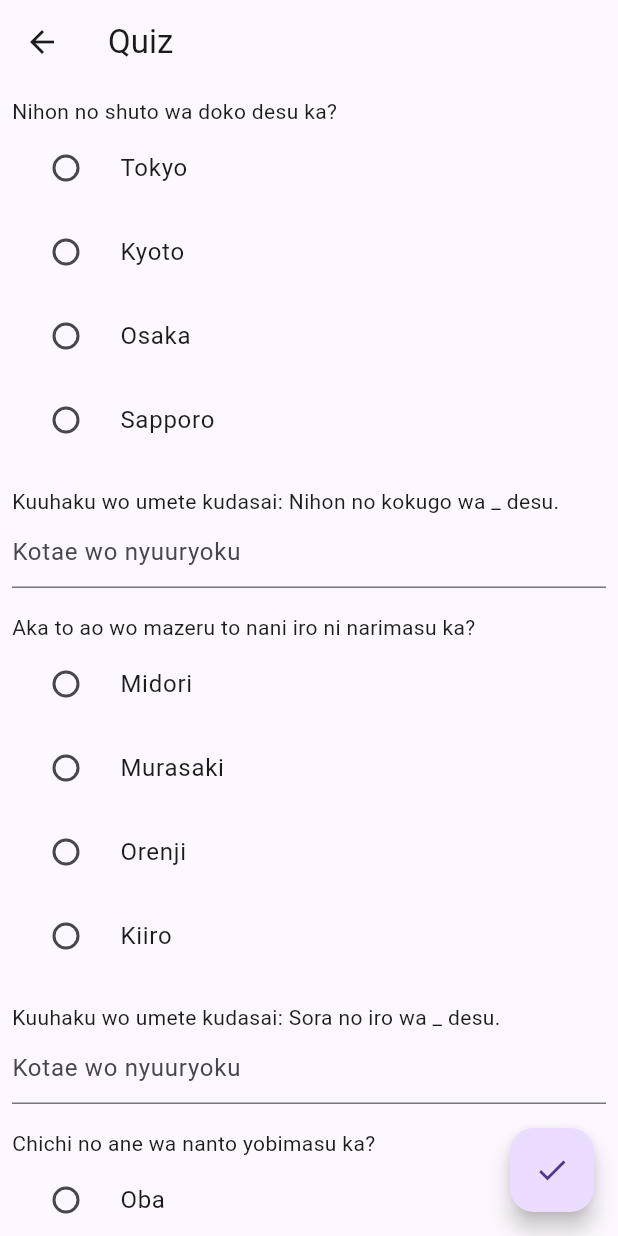
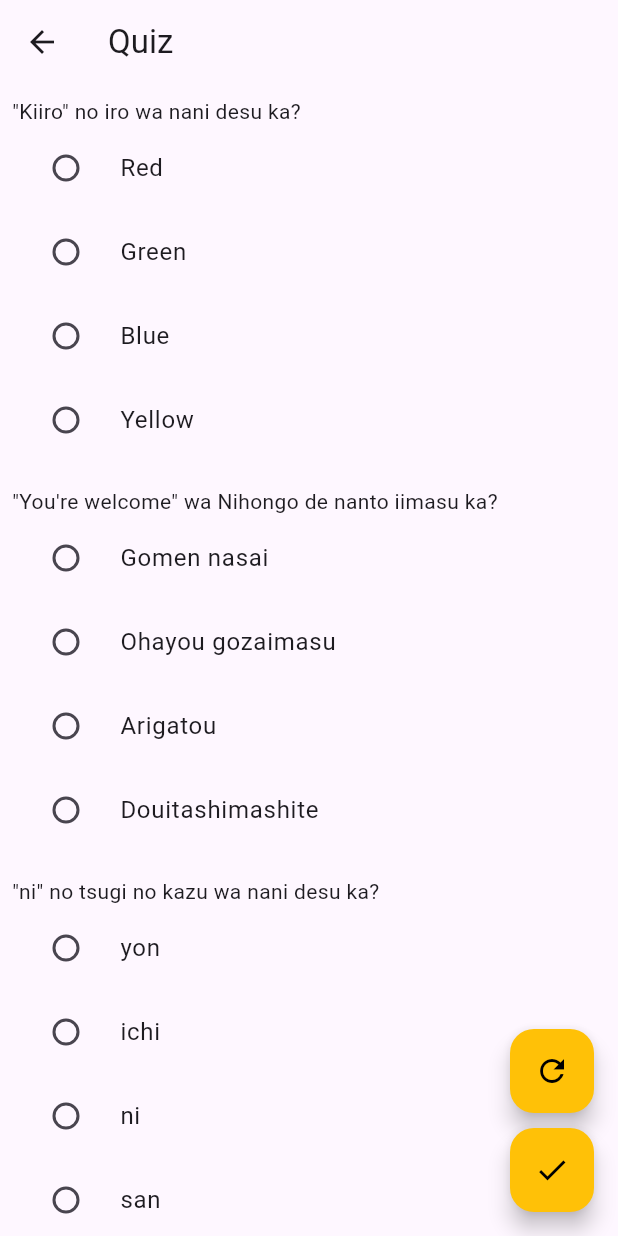
Before and after one commit to mohammedflutterpro/ITOKU_AOU, a Flutter app: the QuizPage screen opened directly, on a phone screen of 412 x 824 dp. Run offline on Flutter 3.47's test engine with Material 3 defaults, Android fonts, the phone set to English and light mode, and no system bars; our stand-ins replace audioplayers, flutter_tts, speech_to_text; missing offline and left inert: kana_kit, translator.

Commit message:
fixing some errors

```diff
--- a/lib/screen/Quiz/Quiz.dart
+++ b/lib/screen/Quiz/Quiz.dart
@@ -1,6 +1,7 @@
 import 'package:flutter/material.dart';
+import 'dart:math';
 import 'package:toku/model/Quiz_model.dart';
-import 'package:toku/screen/Quiz/ReviewPage.dart';
+import 'package:toku/screen/Quiz/ResultsPage.dart';
 
 class QuizPage extends StatefulWidget {
   @override
@@ -8,67 +9,171 @@ class QuizPage extends StatefulWidget {
 }
 
 class _QuizPageState extends State<QuizPage> {
-  List<Question> questions = [
-    Question(
-      questionText: 'Nihon no shuto wa doko desu ka?', // What is the capital of Japan?
+  List<Question> questions = [];
+  List<String?> userAnswers = List.filled(12, null);
+  final Random random = Random();
+
+  @override
+  void initState() {
+    super.initState();
+    questions = generateQuestions();
+  }
+
+  List<Question> generateQuestions() {
+    final familyData = [
+      {"EnName": "Father", "japName": "Otousan"},
+      {"EnName": "Mother", "japName": "Okaasan"},
+      {"EnName": "Brother", "japName": "Ani"},
+      {"EnName": "Sister", "japName": "Imouto"},
+      {"EnName": "Grandfather", "japName": "Ojiisan"},
+    ];
+    final colorsData = [
+      {"EnName": "Blue", "japName": "Aoi"},
+      {"EnName": "Red", "japName": "Aka"},
+      {"EnName": "Green", "japName": "Midori"},
+      {"EnName": "Yellow", "japName": "Kiiro"},
+      {"EnName": "Purple", "japName": "Murasaki"},
+    ];
+    final phrasesData = [
+      {"EnName": "Good morning", "japName": "Ohayou gozaimasu"},
+      {"EnName": "Thank you", "japName": "Arigatou"},
+      {"EnName": "I'm sorry", "japName": "Gomen nasai"},
+      {"EnName": "You're welcome", "japName": "Douitashimashite"},
+    ];
+    final numbersData = [
+      'ichi', 'ni', 'san', 'yon', 'go', 'roku', 'nana', 'hachi', 'kyuu', 'juu'
+    ];
+    final foodData = [
+      {"EnName": "Rice", "japName": "gohan"},
+      {"EnName": "Sushi", "japName": "sushi"},
+      {"EnName": "Ramen", "japName": "ramen"},
+      {"EnName": "Tempura", "japName": "tenpura"},
+    ];
+
+    List<Question> newQuestions = [];
+
+    List<String> getShuffledOptions(String correct, List<String> others) {
+      int availableOptions = others.length;
+      int optionsToTake = min(3, availableOptions);
+      List<String> options = [correct];
+      if (optionsToTake > 0) {
+        options.addAll(others.sublist(0, optionsToTake));
+      }
+      options.shuffle(random);
+      return options;
+    }
+
+    for (int i = 0; i < 2; i++) {
+      var item = familyData[random.nextInt(familyData.length)];
+      newQuestions.add(Question(
+        questionText: '"${item["japName"]}" wa Eigo de nanto iimasu ka?',
+        type: QuestionType.multipleChoice,
+        options: getShuffledOptions(
+          item["EnName"]!,
+          familyData
+              .where((e) => e["EnName"] != item["EnName"])
+              .map((e) => e["EnName"]!)
+              .toList(),
+        ),
+        correctAnswer: item["EnName"]!,
+      ));
+    }
+    for (int i = 0; i < 2; i++) {
+      var item = familyData[random.nextInt(familyData.length)];
+      newQuestions.add(Question(
+        questionText:
+        'Kuuhaku wo umete kudasai: "${item["EnName"]}" wa Nihongo de _ desu.',
+        type: QuestionType.fillInTheBlank,
+        correctAnswer: item["japName"]!,
+      ));
+    }
+
+    for (int i = 0; i < 2; i++) {
+      var item = colorsData[random.nextInt(colorsData.length)];
+      newQuestions.add(Question(
+        questionText: '"${item["japName"]}" no iro wa nani desu ka?',
+        type: QuestionType.multipleChoice,
+        options: getShuffledOptions(
+          item["EnName"]!,
+          colorsData
+              .where((e) => e["EnName"] != item["EnName"])
+              .map((e) => e["EnName"]!)
+              .toList(),
+        ),
+        correctAnswer: item["EnName"]!,
+      ));
+    }
+    var colorItem = colorsData[random.nextInt(colorsData.length)];
+    newQuestions.add(Question(
+      questionText:
+      'Kuuhaku wo umete kudasai: "${colorItem["EnName"]}" no iro wa _ desu.',
+      type: QuestionType.fillInTheBlank,
+      correctAnswer: colorItem["japName"]!,
+    ));
+
+    var phraseItem = phrasesData[random.nextInt(phrasesData.length)];
+    newQuestions.add(Question(
+      questionText: '"${phraseItem["EnName"]}" wa Nihongo de nanto iimasu ka?',
       type: QuestionType.multipleChoice,
-      options: ['Tokyo', 'Kyoto', 'Osaka', 'Sapporo'], // Tokyo, Kyoto, Osaka, Sapporo
-      correctAnswer: 'Tokyo', // Tokyo
-    ),
-    Question(
-      questionText: 'Kuuhaku wo umete kudasai: Nihon no kokugo wa _ desu.', // Fill in the blank: The national language of Japan is _.
+      options: getShuffledOptions(
+        phraseItem["japName"]!,
+        phrasesData
+            .where((e) => e["japName"] != phraseItem["japName"])
+            .map((e) => e["japName"]!)
+            .toList(),
+      ),
+      correctAnswer: phraseItem["japName"]!,
+    ));
+    var phraseItem2 = phrasesData[random.nextInt(phrasesData.length)];
+    newQuestions.add(Question(
+      questionText:
+      'Kuuhaku wo umete kudasai: "${phraseItem2["EnName"]}" wa Nihongo de _ desu.',
       type: QuestionType.fillInTheBlank,
-      correctAnswer: 'Nihongo', // Japanese
-    ),
+      correctAnswer: phraseItem2["japName"]!,
+    ));
 
+    var numIndex = random.nextInt(numbersData.length - 1);
+    newQuestions.add(Question(
+      questionText: '"${numbersData[numIndex]}" no tsugi no kazu wa nani desu ka?',
+      type: QuestionType.multipleChoice,
+      options: getShuffledOptions(
+        numbersData[numIndex + 1],
+        numbersData
+            .where((e) => e != numbersData[numIndex + 1])
+            .toList(),
+      ),
+      correctAnswer: numbersData[numIndex + 1],
+    ));
+    newQuestions.add(Question(
+      questionText:
+      'Kuuhaku wo umete kudasai: ${numIndex + 1} wa Nihongo de _ desu.',
+      type: QuestionType.fillInTheBlank,
+      correctAnswer: numbersData[numIndex],
+    ));
 
-    Question(
-      questionText: 'Aka to ao wo mazeru to nani iro ni narimasu ka?', // What color do you get when you mix red and blue?
+    var foodItem = foodData[random.nextInt(foodData.length)];
+    newQuestions.add(Question(
+      questionText: '"${foodItem["japName"]}" wa Eigo de nanto iimasu ka?',
       type: QuestionType.multipleChoice,
-      options: ['Midori', 'Murasaki', 'Orenji', 'Kiiro'], // Green, Purple, Orange, Yellow
-      correctAnswer: 'Murasaki', // Purple
-    ),
-    Question(
-      questionText: 'Kuuhaku wo umete kudasai: Sora no iro wa _ desu.', // Fill in the blank: The color of the sky is _.
-      type: QuestionType.fillInTheBlank,
-      correctAnswer: 'ao', // Blue
-    ),
+      options: getShuffledOptions(
+        foodItem["EnName"]!,
+        foodData
+            .where((e) => e["EnName"] != foodItem["EnName"])
+            .map((e) => e["EnName"]!)
+            .toList(),
+      ),
+      correctAnswer: foodItem["EnName"]!,
+    ));
 
-    // New quizzes about family members (in Romaji)
-    Question(
-      questionText: 'Chichi no ane wa nanto yobimasu ka?', // What do you call your father's sister?
-      type: QuestionType.multipleChoice,
-      options: ['Oba', 'Oji', 'Itoko', 'Ane'], // Aunt, Uncle, Cousin, Sister
-      correctAnswer: 'Oba', // Aunt
-    ),
-    Question(
-      questionText: 'Kuuhaku wo umete kudasai: Hahaoya to chichioya wa _ desu.', // Fill in the blank: Your mother and father are your _.
-      type: QuestionType.fillInTheBlank,
-      correctAnswer: 'ryoushin', // Parents
-    ),
-
-    // New quizzes about numbers (in Romaji)
-    Question(
-      questionText: 'Juuni tasu juugo wa ikutsu desu ka?', // What is 12 + 15?
-      type: QuestionType.multipleChoice,
-      options: ['Nijuu', 'Nijuugo', 'Sanjuu', 'Sanjuugo'], // 20, 25, 30, 35
-      correctAnswer: 'Nijuugo', // 25
-    ),
-    Question(
-      questionText: 'Kuuhaku wo umete kudasai: Kyuu no tsugi no kazu wa _ desu.', // Fill in the blank: The number after 9 is _.
-      type: QuestionType.fillInTheBlank,
-      correctAnswer: 'juu', // 10
-    ),
-  ];
-
-  // Initialize userAnswers dynamically based on the number of questions
-  List<String?> userAnswers = List.filled(8, null); // Updated to match the number of questions
+    newQuestions.shuffle(random);
+    return newQuestions;
+  }
 
   void _submitQuiz() {
     Navigator.push(
       context,
       MaterialPageRoute(
-        builder: (context) => ReviewPage(
+        builder: (context) => ResultsPage(
           questions: questions,
           userAnswers: userAnswers,
         ),
@@ -76,10 +181,19 @@ class _QuizPageState extends State<QuizPage> {
     );
   }
 
+  void _changeQuestions() {
+    setState(() {
+      questions = generateQuestions();
+      userAnswers = List.filled(12, null);
+    });
+  }
+
   @override
   Widget build(BuildContext context) {
     return Scaffold(
-      appBar: AppBar(title: Text('Quiz')), // Quiz in Romaji
+      appBar: AppBar(
+        title: const Text('Quiz'),
+      ),
       body: ListView.builder(
         itemCount: questions.length,
         itemBuilder: (context, index) {
@@ -94,10 +208,31 @@ class _QuizPageState extends State<QuizPage> {
           );
         },
       ),
-      floatingActionButton: FloatingActionButton(
-        onPressed: _submitQuiz,
-        child: Icon(Icons.done),
-        tooltip: 'Kuizu wo teishutsu', // Submit Quiz in Romaji
+      floatingActionButton: Column(
+        mainAxisAlignment: MainAxisAlignment.end,
+        children: [
+          FloatingActionButton(
+            onPressed: _changeQuestions,
+            child: Icon(
+              Icons.refresh,
+              color: Colors.black, // لون الأيقونة من الثيم
+            ),
+            backgroundColor: Colors.amber, // لون الخلفية من الثيم
+            tooltip: 'Atarashii shitsumon',
+            heroTag: 'changeQuestions',
+          ),
+          const SizedBox(height: 10),
+          FloatingActionButton(
+            onPressed: _submitQuiz,
+            child: Icon(
+              Icons.done,
+              color: Colors.black, // لون الأيقونة من الثيم
+            ),
+            backgroundColor: Colors.amber, // لون الخلفية من الثيم
+            tooltip: 'Kuizu wo teishutsu',
+            heroTag: 'submitQuiz',
+          ),
+        ],
       ),
     );
   }
--- a/pubspec.yaml
+++ b/pubspec.yaml
@@ -41,6 +41,7 @@ dependencies:
   flutter_tts: ^3.5.2
   translator: ^0.1.7
   kana_kit: ^2.1.1
+  provider: ^6.0.0
 
 dev_dependencies:
   flutter_test:
```
Also changed, not shown: lib/screen/0_Home_page.dart (+62 -18 lines), lib/screen/Quiz/ResultsPage.dart (added, +124 -0 lines), lib/screen/Quiz/ReviewPage.dart (deleted, +0 -44 lines), pubspec.lock.
